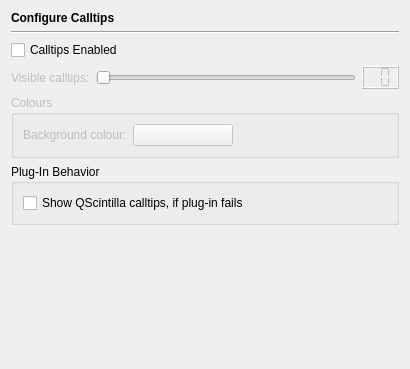
Old version of the form Preferences/ConfigurationPages/EditorCalltipsPage.ui in the repository testmana2/test.
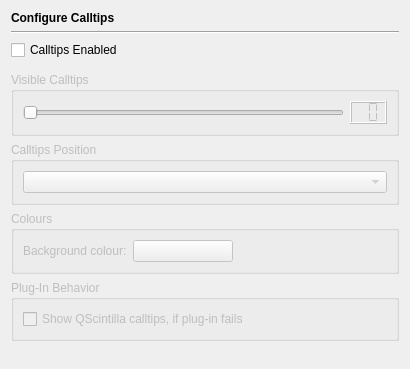
New version of the form.

The edit to the form file:
```diff
--- a/Preferences/ConfigurationPages/EditorCalltipsPage.ui
+++ b/Preferences/ConfigurationPages/EditorCalltipsPage.ui
@@ -10,7 +10,7 @@
     <height>369</height>
    </rect>
   </property>
-  <layout class="QVBoxLayout" name="verticalLayout_2">
+  <layout class="QVBoxLayout" name="verticalLayout_3">
    <item>
     <widget class="QLabel" name="headerLabel">
      <property name="text">
@@ -50,13 +50,18 @@
       <property name="margin">
        <number>0</number>
       </property>
-      <item>
-       <widget class="QLabel" name="textLabel2">
-        <property name="text">
-         <string>Visible calltips:</string>
-        </property>
-       </widget>
-      </item>
+     </layout>
+    </widget>
+   </item>
+   <item>
+    <widget class="QGroupBox" name="groupBox_4">
+     <property name="enabled">
+      <bool>false</bool>
+     </property>
+     <property name="title">
+      <string>Visible Calltips</string>
+     </property>
+     <layout class="QHBoxLayout" name="horizontalLayout_2">
       <item>
        <widget class="QSlider" name="ctVisibleSlider">
         <property name="toolTip">
@@ -89,6 +94,25 @@
      </layout>
     </widget>
    </item>
+   <item>
+    <widget class="QGroupBox" name="calltipsPositionBox">
+     <property name="enabled">
+      <bool>false</bool>
+     </property>
+     <property name="title">
+      <string>Calltips Position</string>
+     </property>
+     <layout class="QVBoxLayout" name="verticalLayout_2">
+      <item>
+       <widget class="QComboBox" name="positionComboBox">
+        <property name="toolTip">
+         <string>Select the position for the calltips</string>
+        </property>
+       </widget>
+      </item>
+     </layout>
+    </widget>
+   </item>
    <item>
     <widget class="QGroupBox" name="groupBox_2">
      <property name="enabled">
@@ -139,6 +163,9 @@
    </item>
    <item>
     <widget class="QGroupBox" name="groupBox">
+     <property name="enabled">
+      <bool>false</bool>
+     </property>
      <property name="title">
       <string>Plug-In Behavior</string>
      </property>
```
Left out of the diff: 105 changed lines with no effect on the pictures.
